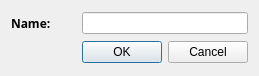
Old version of the form src/ui/addtreeitemdialog.ui in the repository mhatina/openlmi_gui.
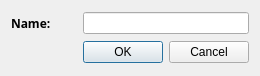
New version of the form.

What changed in the file:
```diff
--- a/src/ui/addtreeitemdialog.ui
+++ b/src/ui/addtreeitemdialog.ui
@@ -6,7 +6,7 @@
    <rect>
     <x>0</x>
     <y>0</y>
-    <width>259</width>
+    <width>260</width>
     <height>76</height>
    </rect>
   </property>
```
